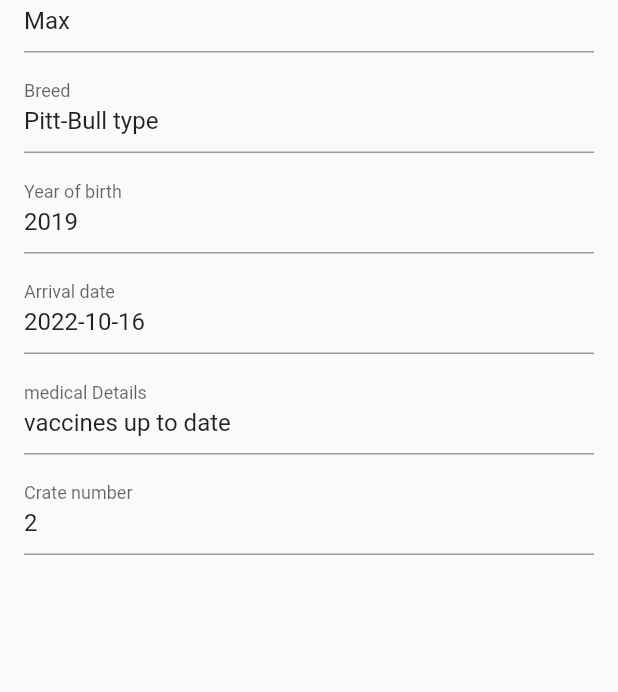
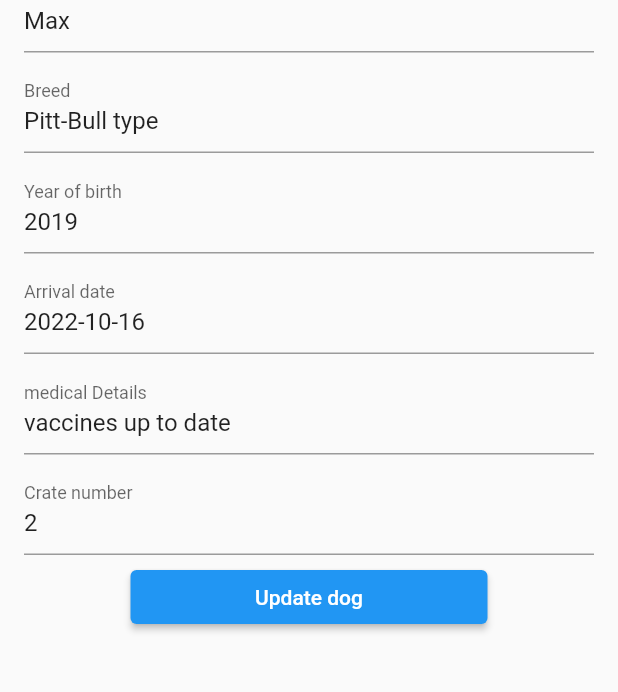
Before and after one commit to dianaaadumitru/MobileApplications, a Flutter app: the screen it shows after launch, after a tap on "Max", on a phone screen of 412 x 824 dp, the part 126-818 px from its top. Run offline on Flutter 3.47's test engine with Material 2 defaults, Android fonts, the phone set to English and light mode, and no system bars.

Commit message:
almost done

```diff
--- a/flutter/crudOperations/lib/view/DogAddPage.dart
+++ b/flutter/crudOperations/lib/view/DogAddPage.dart
@@ -51,7 +51,7 @@ class DogAddPage extends StatelessWidget {
             children: [
               ListTile(
                   title: TextField(
-                      controller: dogName,
+                  controller: TextEditingController(text: "Complete the story from here..."),
                       decoration: const InputDecoration(
                         labelText: "Name",
                       ))),
--- a/flutter/crudOperations/lib/view/DogDetails.dart
+++ b/flutter/crudOperations/lib/view/DogDetails.dart
@@ -1,4 +1,3 @@
-import 'package:flutter/cupertino.dart';
 import 'package:flutter/material.dart';
 import 'package:provider/provider.dart';
 
@@ -16,10 +15,45 @@ class DogDetails extends StatefulWidget {
 class _DogDetailsState extends State<DogDetails> {
   _DogDetailsState();
 
+  void showAlertDialog(BuildContext context, String message) {
+    // set up the button
+    Widget okButton = TextButton(
+      child: const Text("OK"),
+      onPressed: () {
+        Navigator.pop(context);
+      },
+    );
+
+    // set up the AlertDialog
+    AlertDialog alert = AlertDialog(
+      title: const Text("Error"),
+      content: Text(message),
+      actions: [
+        okButton,
+      ],
+    );
+
+    // show the dialog
+    showDialog(
+      context: context,
+      builder: (BuildContext context) {
+        return alert;
+      },
+    );
+  }
+
   @override
   Widget build(BuildContext context) {
     var dog = Provider.of<DogService>(context, listen: true)
         .getAllDogs()[widget.index];
+
+    var dogName = TextEditingController(text: dog.name);
+    var dogBreed = TextEditingController(text: dog.breed);
+    var dogYearOfBirth =
+        TextEditingController(text: dog.yearOfBirth.toString());
+    var dogArrivalDate = TextEditingController(text: dog.arrivalDate);
+    var dogMedicalDetails = TextEditingController(text: dog.medicalDetails);
+    var dogCrateNo = TextEditingController(text: dog.crateNumber.toString());
 
     return Scaffold(
       appBar: AppBar(
@@ -31,42 +65,98 @@ class _DogDetailsState extends State<DogDetails> {
           children: [
             ListTile(
                 title: TextField(
-                    controller: TextEditingController(text: dog.name),
+                    controller: dogName,
                     decoration: const InputDecoration(
                       labelText: "Name",
                     ))),
             ListTile(
                 title: TextField(
-                    controller: TextEditingController(text: dog.breed),
+                    controller: dogBreed,
                     decoration: const InputDecoration(
                       labelText: "Breed",
                     ))),
             ListTile(
                 title: TextField(
-                    controller:
-                        TextEditingController(text: dog.yearOfBirth.toString()),
+                    controller: dogYearOfBirth,
                     decoration: const InputDecoration(
                       labelText: "Year of birth",
                     ))),
             ListTile(
                 title: TextField(
-                    controller: TextEditingController(text: dog.arrivalDate),
+                    controller: dogArrivalDate,
                     decoration: const InputDecoration(
                       labelText: "Arrival date",
                     ))),
             ListTile(
                 title: TextField(
-                    controller: TextEditingController(text: dog.medicalDetails),
+                    controller: dogMedicalDetails,
                     decoration: const InputDecoration(
                       labelText: "medical Details",
                     ))),
             ListTile(
                 title: TextField(
-                    controller:
-                        TextEditingController(text: dog.crateNumber.toString()),
+                    controller: dogCrateNo,
                     decoration: const InputDecoration(
                       labelText: "Crate number",
                     ))),
+            Center(
+              child: ElevatedButton(
+                child: SizedBox(
+                  width: MediaQuery.of(context).size.width / 2,
+                  child: Column(
+                    mainAxisSize: MainAxisSize.min,
+                    mainAxisAlignment: MainAxisAlignment.center,
+                    children: const [
+                      Text("Update dog"),
+                    ],
+                  ),
+                ),
+                onPressed: () {
+                  var yearOfBirth = int.tryParse(dogYearOfBirth.text);
+                  if (dogYearOfBirth.text == "") {
+                    yearOfBirth = 0;
+                  }
+
+                  var medicalDetails = dogMedicalDetails.text;
+                  if (medicalDetails == "") {
+                    medicalDetails = "";
+                  }
+
+                  if (dogName.text == "") {
+                    showAlertDialog(context, "Name should not be empty!");
+                    return;
+                  }
+
+                  if (dogBreed.text == "") {
+                    showAlertDialog(context, "Breed should not be empty!");
+                    return;
+                  }
+
+                  if (dogArrivalDate.text == "") {
+                    showAlertDialog(
+                        context, "Arrival date should not be empty!");
+                    return;
+                  }
+
+                  if (dogCrateNo.text == "") {
+                    showAlertDialog(
+                        context, "Crate number should not be empty!");
+                    return;
+                  }
+
+                  Provider.of<DogService>(context, listen: false).updateDog(
+                      dog.id,
+                      dogName.text,
+                      dogBreed.text,
+                      yearOfBirth!,
+                      dogArrivalDate.text,
+                      medicalDetails,
+                      int.tryParse(dogCrateNo.text)!);
+
+                  Navigator.pop(context);
+                },
+              ),
+            ),
           ],
         ),
       ),
--- a/flutter/crudOperations/lib/view/homePage.dart
+++ b/flutter/crudOperations/lib/view/homePage.dart
@@ -26,9 +26,6 @@ class _HomePageState extends State<HomePage> {
       Widget yesButton = TextButton(
         child: const Text("Yes"),
         onPressed: () {
-          var dog = Provider.of<DogService>(context, listen: false).returnDogById(index);
-
-
           Provider.of<DogService>(context, listen: false).removeDog(index);
           Navigator.of(context)
               .push(MaterialPageRoute<void>(builder: (context) {
@@ -77,9 +74,6 @@ class _HomePageState extends State<HomePage> {
 
             return Card(
               shape: RoundedRectangleBorder(
-                side: BorderSide(
-                  color: Colors.blue.shade300,
-                ),
                 borderRadius: BorderRadius.circular(15.0),
               ),
               child: ListTile(
@@ -116,16 +110,6 @@ class _HomePageState extends State<HomePage> {
                         children: [
                           FloatingActionButton(
                             onPressed: () {
-                              Navigator.of(context).push(
-                                  MaterialPageRoute<void>(builder: (context) {
-                                return const DogAddPage();
-                              }));
-                            },
-                            backgroundColor: Colors.blue,
-                            child: const Icon(Icons.edit),
-                          ),
-                          FloatingActionButton(
-                            onPressed: () {
                               var wasCancelled = showAreYouSureDialog(dog.id);
                             },
                             backgroundColor: Colors.blue,
```
